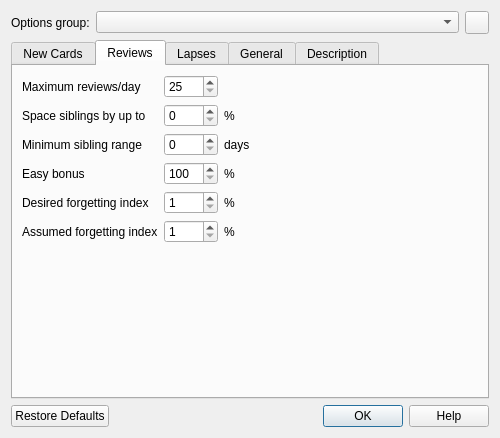
Qt form designer/dconf.ui (ankitects/anki) before a commit.
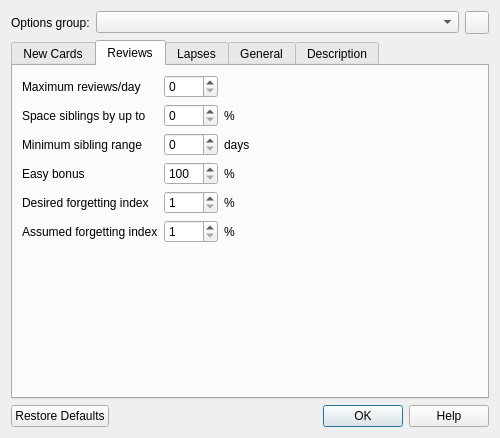
The same form after that commit. The open tabs and pages were chosen to show the change. Icons and pictures are not drawn.

Commit message: remove the 25 card minimum review limit

Diff of the .ui file:
```diff
--- a/designer/dconf.ui
+++ b/designer/dconf.ui
@@ -322,7 +322,7 @@
          <item row="0" column="1">
           <widget class="QSpinBox" name="revPerDay">
            <property name="minimum">
-            <number>25</number>
+            <number>0</number>
            </property>
            <property name="maximum">
             <number>9999</number>
```
